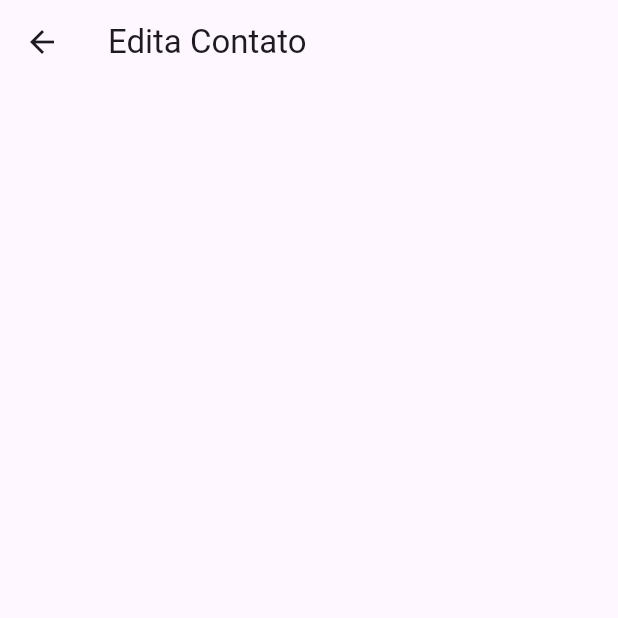
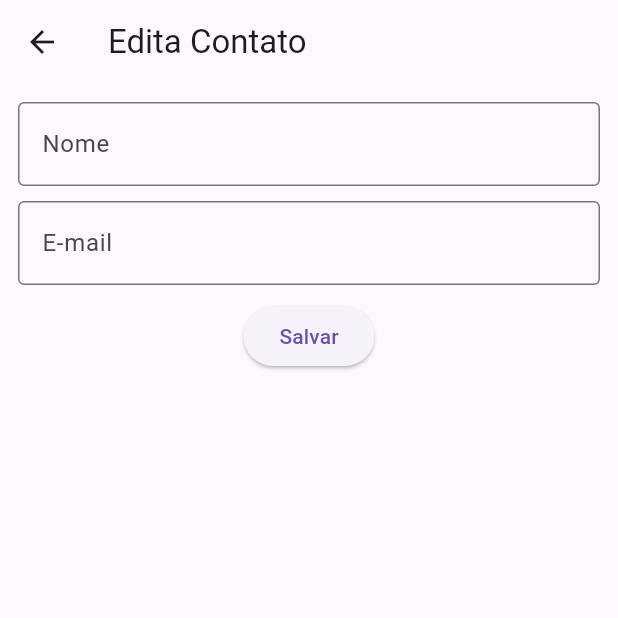
Before and after one commit to professordezani/contato_app, a Flutter app: the EditaPage screen opened by its route, on a phone screen of 412 x 824 dp, the top half of it. Run offline on Flutter 3.47's test engine with Material 3 defaults, Android fonts, the phone set to English and light mode, and no system bars.

Commit message:
Edita Contato

```diff
--- a/lib/views/edita.dart
+++ b/lib/views/edita.dart
@@ -6,6 +6,38 @@
   Widget build(BuildContext context) {
     return Scaffold(
       appBar: AppBar(title: Text("Edita Contato")),
+      body: Container(
+        margin: EdgeInsets.all(12),
+        child: Column(
+          spacing: 10,
+          children: [
+            TextField(
+              // minLines: 1,
+              // maxLines: 2,
+              // autocorrect: false,
+              // enabled: false,
+              // maxLength: 20,
+              decoration: InputDecoration(
+                filled: false,
+                labelText: "Nome",
+                border: OutlineInputBorder()
+              ),
+            ),
+            TextField(
+              obscureText: false,
+              keyboardType: TextInputType.emailAddress,
+              decoration: InputDecoration(
+                labelText: "E-mail",
+                border: OutlineInputBorder()
+              ),
+            ),
+            ElevatedButton(
+              onPressed: () => Navigator.pop(context),
+              child: Text("Salvar")
+            ),
+          ],
+        ),
+      )
     );
   }
 }
--- a/lib/views/novo.dart
+++ b/lib/views/novo.dart
@@ -17,6 +17,11 @@
           spacing: 10,
           children: [
             TextField(
+              // minLines: 1,
+              // maxLines: 2,
+              // autocorrect: false,
+              // enabled: false,
+              // maxLength: 20,
               decoration: InputDecoration(
                 filled: false,
                 labelText: "Nome",
```
